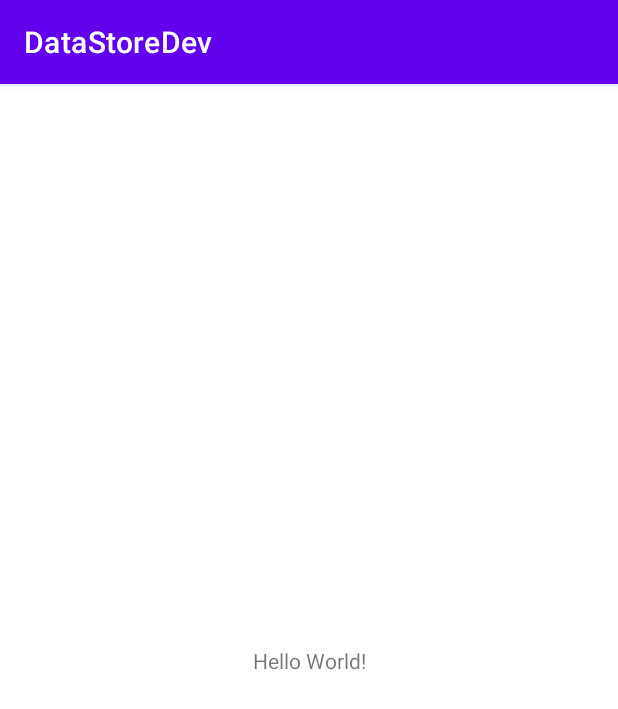
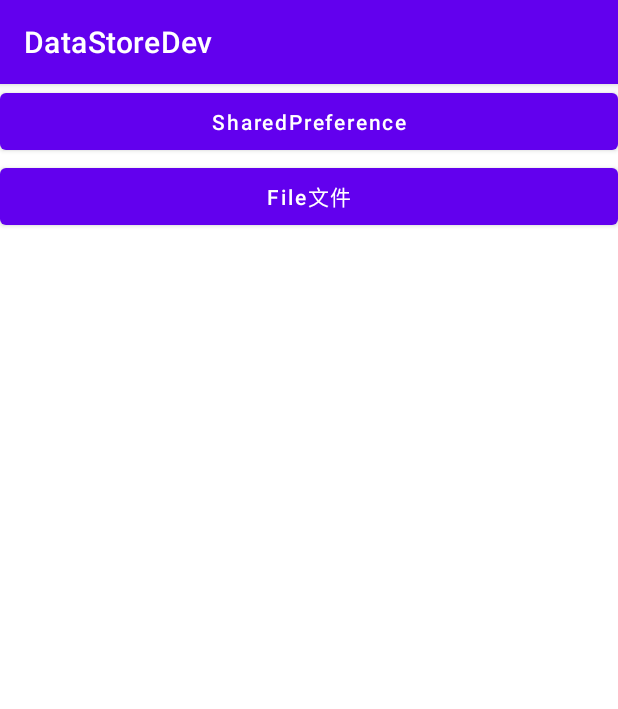
Before and after one commit to zqf-dev/DataStoreDev, an Android app: the screen it shows after launch (MainActivity), on a phone screen of 412 x 824 dp. Shown: the top 709 px of the screen. Run offline under Robolectric (Android 15) with nearby library versions, the phone set to English and light mode, and no system bars; 2 statements that could not run were skipped.

Commit message:
增加app和sp文件

```diff
--- a/app/src/main/java/com/zqf/datastoredev/MainActivity.kt
+++ b/app/src/main/java/com/zqf/datastoredev/MainActivity.kt
@@ -7,5 +7,6 @@ class MainActivity : AppCompatActivity() {
     override fun onCreate(savedInstanceState: Bundle?) {
         super.onCreate(savedInstanceState)
         setContentView(R.layout.activity_main)
+        val edit = sp.edit()
     }
 }
--- a/app/src/main/res/layout/activity_main.xml
+++ b/app/src/main/res/layout/activity_main.xml
@@ -1,18 +1,23 @@
 <?xml version="1.0" encoding="utf-8"?>
-<androidx.constraintlayout.widget.ConstraintLayout xmlns:android="http://schemas.android.com/apk/res/android"
-    xmlns:app="http://schemas.android.com/apk/res-auto"
+<LinearLayout xmlns:android="http://schemas.android.com/apk/res/android"
     xmlns:tools="http://schemas.android.com/tools"
     android:layout_width="match_parent"
     android:layout_height="match_parent"
+    android:orientation="vertical"
     tools:context=".MainActivity">
 
-    <TextView
-        android:layout_width="wrap_content"
-        android:layout_height="wrap_content"
-        android:text="Hello World!"
-        app:layout_constraintBottom_toBottomOf="parent"
-        app:layout_constraintLeft_toLeftOf="parent"
-        app:layout_constraintRight_toRightOf="parent"
-        app:layout_constraintTop_toTopOf="parent" />
+    <Button
+        android:id="@+id/sp"
+        android:layout_width="match_parent"
+        android:layout_height="50dp"
+        android:text="SharedPreference"
+        android:textAllCaps="false" />
 
-</androidx.constraintlayout.widget.ConstraintLayout>
+    <Button
+        android:id="@+id/file"
+        android:layout_width="match_parent"
+        android:layout_height="50dp"
+        android:text="File文件"
+        android:textAllCaps="false" />
+
+</LinearLayout>
--- a/build.gradle
+++ b/build.gradle
@@ -8,7 +8,6 @@ buildscript {
     dependencies {
         classpath "com.android.tools.build:gradle:4.2.2"
         classpath "org.jetbrains.kotlin:kotlin-gradle-plugin:$kotlin_version"
-
         // NOTE: Do not place your application dependencies here; they belong
         // in the individual module build.gradle files
     }
```
Also changed, not shown: app/build.gradle (+10 -7 lines), app/src/main/java/com/zqf/datastoredev/App.kt (added, +13 -0 lines), app/src/main/java/com/zqf/datastoredev/SPUtil.kt (added, +7 -0 lines).
